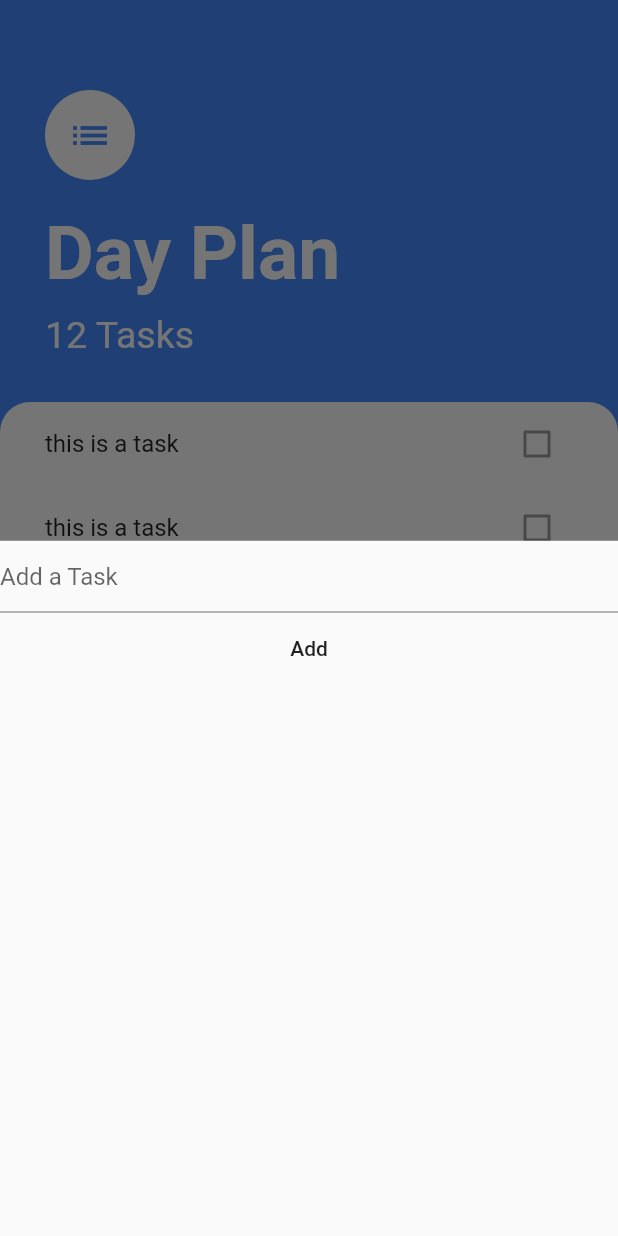
After one commit to HassanDev1/todo_list_flutter, a Flutter app: the screen it shows after launch, after a tap on the "add" icon, on a phone screen of 412 x 824 dp. The commit adds this screen. Run offline on Flutter 3.47's test engine with Material 2 defaults, Android fonts, the phone set to English and light mode, and no system bars.

Commit message:
added task screen and bottomSheet widget

```diff
--- /dev/null
+++ b/lib/screens/add_task.dart
@@ -0,0 +1,30 @@
+import 'package:flutter/material.dart';
+
+class AddScreen extends StatefulWidget {
+  @override
+  _AddScreenState createState() => _AddScreenState();
+}
+
+class _AddScreenState extends State<AddScreen> {
+  @override
+  Widget build(BuildContext context) {
+    return Container(
+
+      child:Column(
+        children: <Widget>[
+          TextField(
+            decoration:InputDecoration(
+              hintText:'Add a Task',
+
+            )
+          ),
+          FlatButton(onPressed: (){
+
+          },
+           child:Text("Add") )
+
+      ],)
+
+    );
+  }
+}
--- a/lib/screens/task_screen.dart
+++ b/lib/screens/task_screen.dart
@@ -1,5 +1,6 @@
 import 'package:flutter/material.dart';
 import 'package:todo_list_flutter/components/task_view.dart';
+import 'package:todo_list_flutter/screens/add_task.dart';
 
 class TaskScreen extends StatefulWidget {
   @override
@@ -10,6 +11,12 @@ class _TaskScreenState extends State<TaskScreen> {
   @override
   Widget build(BuildContext context) {
     return Scaffold(
+      floatingActionButton: FloatingActionButton(
+        onPressed:(){
+          showModalBottomSheet(context: context, builder: (context)=>AddScreen());
+        },
+        child: Icon(Icons.add),
+        ),
       backgroundColor: Colors.blueAccent,
       body:Column(
         crossAxisAlignment: CrossAxisAlignment.start,
```
